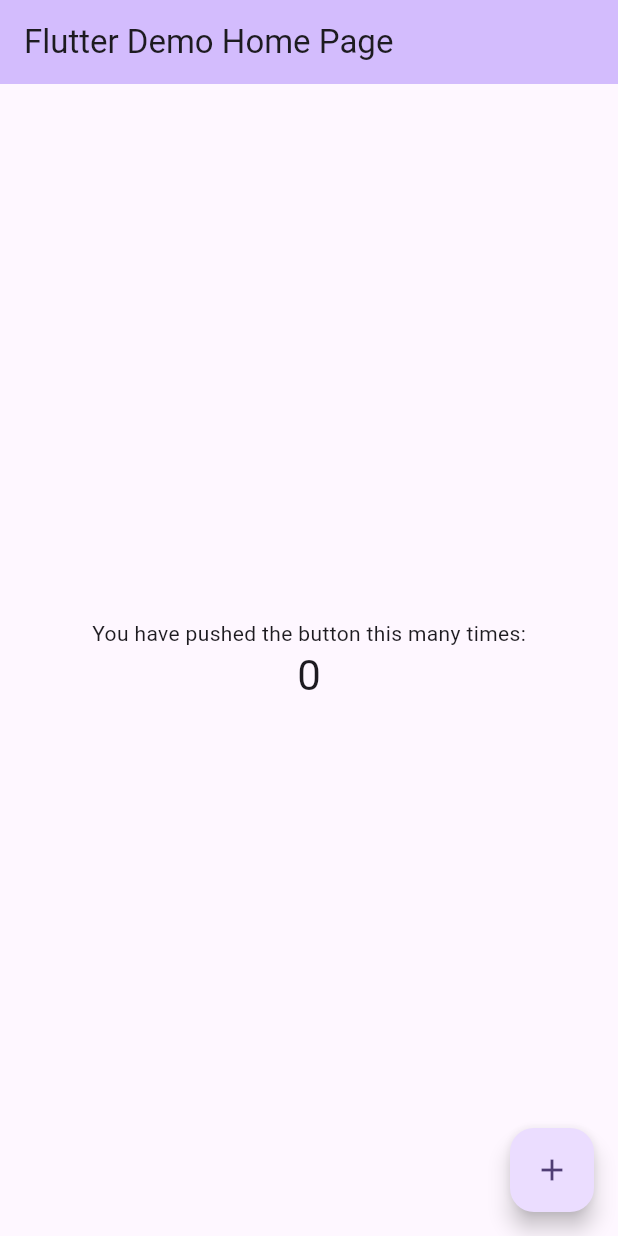
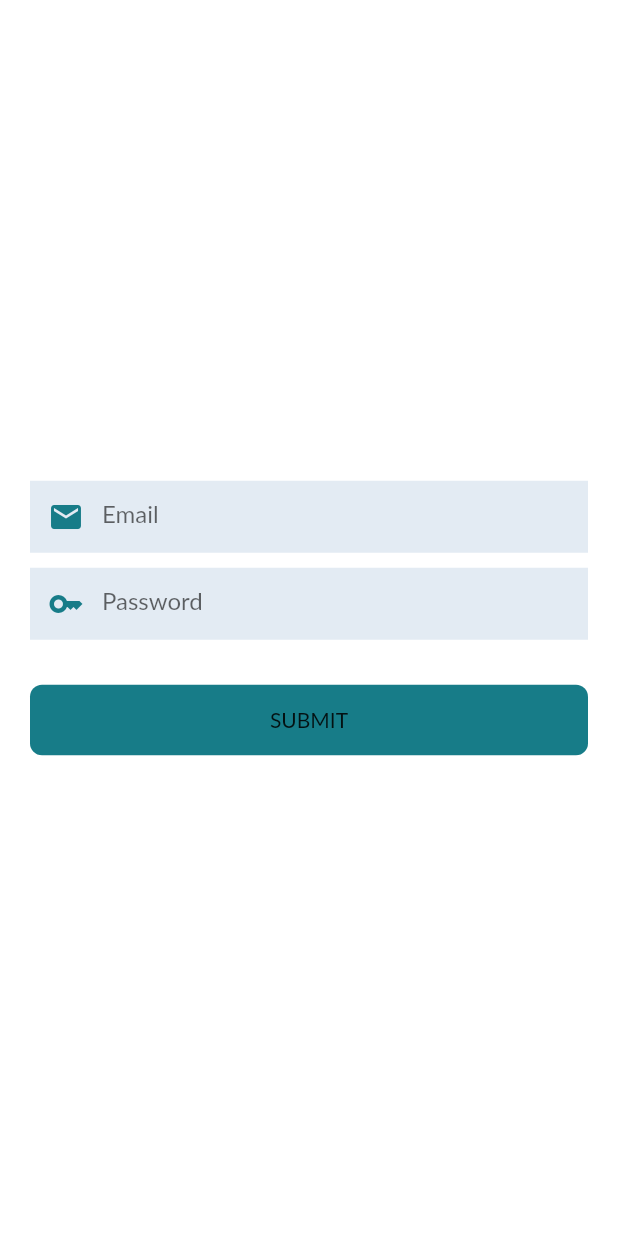
Before and after one commit to KomalJaiswal10/shoppy, a Flutter app: the screen it shows after launch, on a phone screen of 412 x 824 dp. Run offline on Flutter 3.47's test engine with Material 3 defaults, Android fonts, the phone set to English and light mode, and no system bars; Roboto replaces fonts that are missing (Lato).

Commit message:
custom widgets and login ui

```diff
--- /dev/null
+++ b/lib/constant/colors.dart
@@ -0,0 +1,18 @@
+import 'package:flutter/material.dart';
+
+class AppColors {
+  AppColors._();
+
+  // App Colors
+  static const Color primaryBlue = Color(0xff177C88);
+  static const Color primaryBlack = Color(0xff151515);
+  static const Color secondaryBlack = Color(0xff252525);
+  static const Color secondaryWhite = Color(0xffE3EBF3);
+
+  // Text Colors
+  static const Color white = Colors.white;
+  static const Color black = Colors.black;
+
+  // Background Colors
+  static const Color transparent = Colors.transparent;
+}
--- a/lib/main.dart
+++ b/lib/main.dart
@@ -1,4 +1,6 @@
 import 'package:flutter/material.dart';
+import 'package:shoppy/constant/colors.dart';
+import 'package:shoppy/view/src/auth/login.dart';
 
 void main() {
   runApp(const MyApp());
@@ -7,119 +9,18 @@ void main() {
 class MyApp extends StatelessWidget {
   const MyApp({super.key});
 
-  // This widget is the root of your application.
   @override
   Widget build(BuildContext context) {
     return MaterialApp(
       title: 'Flutter Demo',
+      debugShowCheckedModeBanner: false,
       theme: ThemeData(
-        // This is the theme of your application.
-        //
-        // TRY THIS: Try running your application with "flutter run". You'll see
-        // the application has a purple toolbar. Then, without quitting the app,
-        // try changing the seedColor in the colorScheme below to Colors.green
-        // and then invoke "hot reload" (save your changes or press the "hot
-        // reload" button in a Flutter-supported IDE, or press "r" if you used
-        // the command line to start the app).
-        //
-        // Notice that the counter didn't reset back to zero; the application
-        // state is not lost during the reload. To reset the state, use hot
-        // restart instead.
-        //
-        // This works for code too, not just values: Most code changes can be
-        // tested with just a hot reload.
-        colorScheme: ColorScheme.fromSeed(seedColor: Colors.deepPurple),
-        useMaterial3: true,
+        useMaterial3: false,
+        fontFamily: 'Lato',
+        scaffoldBackgroundColor: AppColors.white,
+        brightness: Brightness.light,
       ),
-      home: const MyHomePage(title: 'Flutter Demo Home Page'),
+      home: const LoginPage(),
     );
   }
 }
-
-class MyHomePage extends StatefulWidget {
-  const MyHomePage({super.key, required this.title});
-
-  // This widget is the home page of your application. It is stateful, meaning
-  // that it has a State object (defined below) that contains fields that affect
-  // how it looks.
-
-  // This class is the configuration for the state. It holds the values (in this
-  // case the title) provided by the parent (in this case the App widget) and
-  // used by the build method of the State. Fields in a Widget subclass are
-  // always marked "final".
-
-  final String title;
-
-  @override
-  State<MyHomePage> createState() => _MyHomePageState();
-}
-
-class _MyHomePageState extends State<MyHomePage> {
-  int _counter = 0;
-
-  void _incrementCounter() {
-    setState(() {
-      // This call to setState tells the Flutter framework that something has
-      // changed in this State, which causes it to rerun the build method below
-      // so that the display can reflect the updated values. If we changed
-      // _counter without calling setState(), then the build method would not be
-      // called again, and so nothing would appear to happen.
-      _counter++;
-    });
-  }
-
-  @override
-  Widget build(BuildContext context) {
-    // This method is rerun every time setState is called, for instance as done
-    // by the _incrementCounter method above.
-    //
-    // The Flutter framework has been optimized to make rerunning build methods
-    // fast, so that you can just rebuild anything that needs updating rather
-    // than having to individually change instances of widgets.
-    return Scaffold(
-      appBar: AppBar(
-        // TRY THIS: Try changing the color here to a specific color (to
-        // Colors.amber, perhaps?) and trigger a hot reload to see the AppBar
-        // change color while the other colors stay the same.
-        backgroundColor: Theme.of(context).colorScheme.inversePrimary,
-        // Here we take the value from the MyHomePage object that was created by
-        // the App.build method, and use it to set our appbar title.
-        title: Text(widget.title),
-      ),
-      body: Center(
-        // Center is a layout widget. It takes a single child and positions it
-        // in the middle of the parent.
-        child: Column(
-          // Column is also a layout widget. It takes a list of children and
-          // arranges them vertically. By default, it sizes itself to fit its
-          // children horizontally, and tries to be as tall as its parent.
-          //
-          // Column has various properties to control how it sizes itself and
-          // how it positions its children. Here we use mainAxisAlignment to
-          // center the children vertically; the main axis here is the vertical
-          // axis because Columns are vertical (the cross axis would be
-          // horizontal).
-          //
-          // TRY THIS: Invoke "debug painting" (choose the "Toggle Debug Paint"
-          // action in the IDE, or press "p" in the console), to see the
-          // wireframe for each widget.
-          mainAxisAlignment: MainAxisAlignment.center,
-          children: <Widget>[
-            const Text(
-              'You have pushed the button this many times:',
-            ),
-            Text(
-              '$_counter',
-              style: Theme.of(context).textTheme.headlineMedium,
-            ),
-          ],
-        ),
-      ),
-      floatingActionButton: FloatingActionButton(
-        onPressed: _incrementCounter,
-        tooltip: 'Increment',
-        child: const Icon(Icons.add),
-      ), // This trailing comma makes auto-formatting nicer for build methods.
-    );
-  }
-}
--- /dev/null
+++ b/lib/view/src/auth/login.dart
@@ -0,0 +1,29 @@
+import 'package:flutter/material.dart';
+import 'package:shoppy/view/widgets/button.dart';
+import 'package:shoppy/view/widgets/extensions.dart';
+import 'package:shoppy/view/widgets/textfield.dart';
+
+class LoginPage extends StatelessWidget {
+  const LoginPage({super.key});
+
+  @override
+  Widget build(BuildContext context) {
+    return Scaffold(
+      body: Padding(
+        padding: const EdgeInsets.all(20.0),
+        child: Center(
+          child: Column(
+            mainAxisAlignment: MainAxisAlignment.center,
+            children: [
+              const CustomTextField(hint: 'Email', prefixIcon: Icons.email),
+              10.heigth,
+              const CustomTextField(hint: 'Password', prefixIcon: Icons.key),
+              30.heigth,
+              CustomButton(text: 'SUBMIT', onTap: () {})
+            ],
+          ),
+        ),
+      ),
+    );
+  }
+}
--- /dev/null
+++ b/lib/view/src/home.dart
@@ -0,0 +1,16 @@
+import 'package:flutter/material.dart';
+
+class HomePage extends StatelessWidget {
+  const HomePage({super.key});
+
+  @override
+  Widget build(BuildContext context) {
+    return const Scaffold(
+      body: SingleChildScrollView(
+        child: Column(
+          children: [],
+        ),
+      ),
+    );
+  }
+}
--- /dev/null
+++ b/lib/view/widgets/button.dart
@@ -0,0 +1,45 @@
+import 'package:flutter/material.dart';
+import 'package:shoppy/constant/colors.dart';
+
+class CustomButton extends StatelessWidget {
+  const CustomButton(
+      {super.key,
+      required this.text,
+      required this.onTap,
+      this.isExpand = false});
+  final String text;
+  final VoidCallback onTap;
+  final bool isExpand;
+
+  @override
+  Widget build(BuildContext context) {
+    bool isPressed = false;
+    return StatefulBuilder(builder: (context, internalState) {
+      return GestureDetector(
+          onTapUp: (value) {
+            isPressed = false;
+            internalState(() {});
+          },
+          onTapDown: (value) {
+            isPressed = true;
+            internalState(() {});
+          },
+          onTap: onTap,
+          child: Container(
+            padding: const EdgeInsets.symmetric(vertical: 15.0, horizontal: 5),
+            decoration: BoxDecoration(
+                color: AppColors.primaryBlue,
+                borderRadius: const BorderRadius.all(Radius.circular(8)),
+                boxShadow: isPressed
+                    ? [
+                        BoxShadow(
+                            blurRadius: 5.0,
+                            offset: const Offset(1, 5),
+                            color: AppColors.black.withOpacity(.2))
+                      ]
+                    : []),
+            child: Center(child: Text(text)),
+          ));
+    });
+  }
+}
--- /dev/null
+++ b/lib/view/widgets/extensions.dart
@@ -0,0 +1,24 @@
+import 'package:flutter/material.dart';
+import 'package:intl/intl.dart';
+
+extension ExThemeData on BuildContext {
+  ThemeData get theme => Theme.of(this);
+  TextTheme get textTheme => theme.textTheme;
+}
+
+extension ExtSizedBox on num {
+  SizedBox get width => SizedBox(width: toDouble());
+  SizedBox get heigth => SizedBox(height: toDouble());
+}
+
+extension ExtDateTime on DateTime {
+  String getDate({bool isReverse = false}) =>
+      DateFormat(isReverse ? "yyyy-MM-dd" : "dd-MM-yyyy").format(this);
+
+  String getTime() => DateFormat(DateFormat.HOUR24_MINUTE_SECOND).format(this);
+
+  String dateWithMonthYear() =>
+      DateFormat(DateFormat.YEAR_ABBR_MONTH_WEEKDAY_DAY).format(this);
+
+  String dateWithMonth() => DateFormat.MMMMEEEEd().format(this);
+}
--- /dev/null
+++ b/lib/view/widgets/textfield.dart
@@ -0,0 +1,29 @@
+import 'package:flutter/material.dart';
+import 'package:shoppy/constant/colors.dart';
+
+class CustomTextField extends StatelessWidget {
+  const CustomTextField(
+      {super.key, this.controller, this.hint, this.onChanged, this.prefixIcon});
+  final TextEditingController? controller;
+  final String? hint;
+  final Function(String)? onChanged;
+  final IconData? prefixIcon;
+
+  @override
+  Widget build(BuildContext context) {
+    return TextFormField(
+      controller: controller,
+      onChanged: onChanged,
+      decoration: InputDecoration(
+          hintText: hint,
+          fillColor: AppColors.secondaryWhite,
+          filled: true,
+          border: InputBorder.none,
+          // focusedBorder: OutlineInputBorder(
+          //     borderSide:
+          //         BorderSide(color: Colors.white.withOpacity(.2), width: 1)),
+          prefixIcon: Icon(prefixIcon),
+          prefixIconColor: AppColors.primaryBlue),
+    );
+  }
+}
```
Also changed, not shown: pubspec.yaml (+7 -11 lines), assets/fonts/lato/Lato-Bold.ttf (added), assets/fonts/lato/Lato-Italic.ttf (added), assets/fonts/lato/Lato-Regular.ttf (added), lib/view/widgets/text.dart (added), pubspec.lock.
